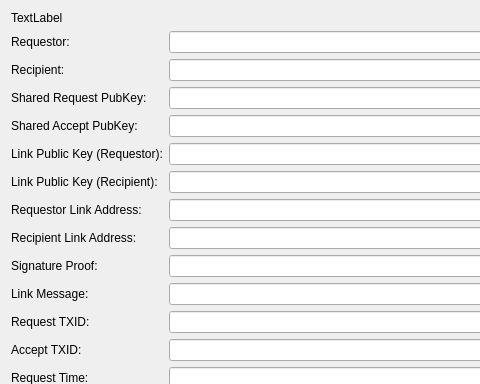
Above: src/qt/forms/bdaplinkdetaildialog.ui from duality-solutions/Dynamic before the change; both pictures show x 0 to 480 and y 0 to 384 of the 863 by 676 pixel window. Below: the same form after it.
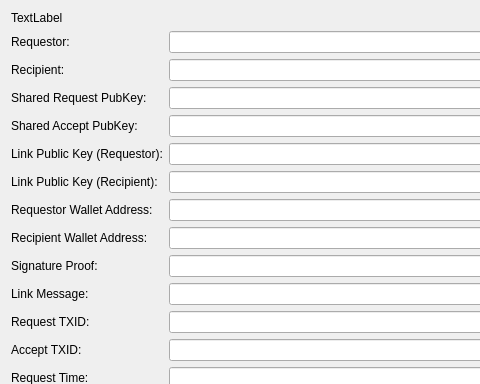
That is the form after the change. Icons and pictures are not drawn.

Commit message: [Qt GUI] Output requestor/recipient walletaddress instead of link address. Update RPC accordingly.

Diff of the .ui file:
```diff
--- a/src/qt/forms/bdaplinkdetaildialog.ui
+++ b/src/qt/forms/bdaplinkdetaildialog.ui
@@ -96,7 +96,7 @@
        <item row="6" column="0">
         <widget class="QLabel" name="label_requestorLinkAddress">
          <property name="text">
-          <string>Requestor Link Address:</string>
+          <string>Requestor Wallet Address:</string>
          </property>
         </widget>
        </item>
@@ -110,7 +110,7 @@
        <item row="7" column="0">
         <widget class="QLabel" name="label_recipientLinkAddress">
          <property name="text">
-          <string>Recipient Link Address:</string>
+          <string>Recipient Wallet Address:</string>
          </property>
         </widget>
        </item>
```
Left out of the diff: 8 changed lines with no effect on the pictures. The commit also changes 2 other files.
